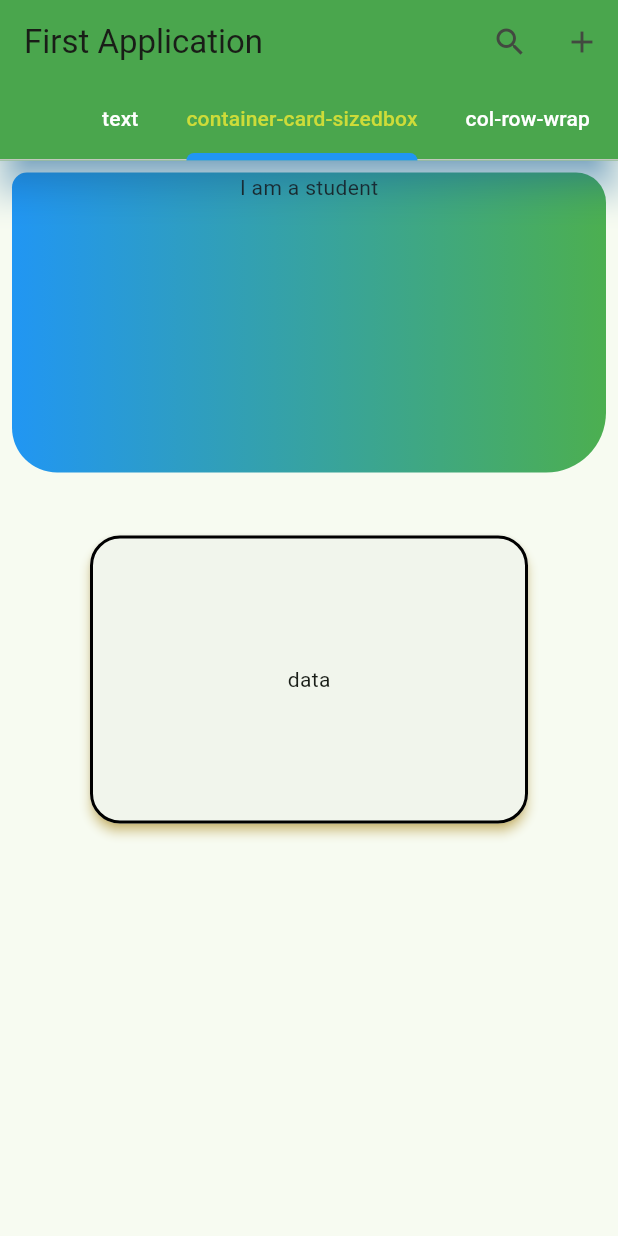
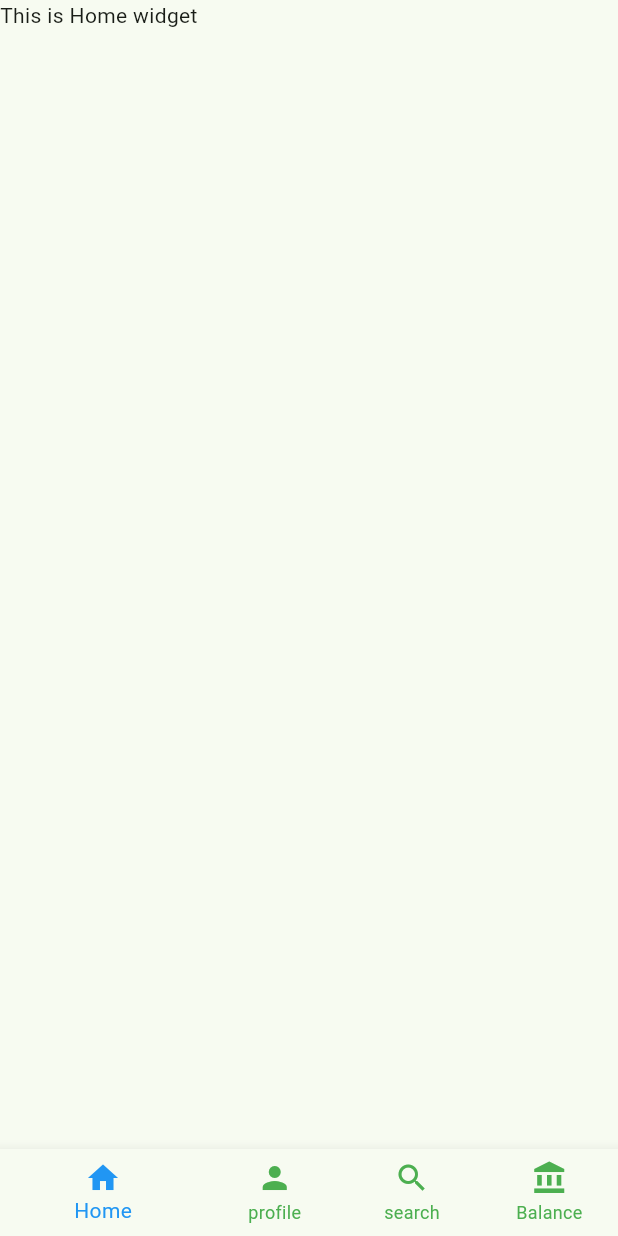
Before and after one commit to xclusiveskate/new_c, a Flutter app: the screen it shows after launch, on a phone screen of 412 x 824 dp. Run offline on Flutter 3.47's test engine with Material 2 defaults, Android fonts, the phone set to English and light mode, and no system bars.

Commit message:
bottom navigation bar

```diff
--- /dev/null
+++ b/lib/bottom_nav/main_page.dart
@@ -0,0 +1,99 @@
+import 'package:flutter/material.dart';
+import 'package:newc/bottom_nav/pages/acct_bal.dart';
+import 'package:newc/bottom_nav/pages/home.dart';
+import 'package:newc/bottom_nav/pages/profile.dart';
+import 'package:newc/bottom_nav/pages/search.dart';
+
+class BottomNav extends StatefulWidget {
+  const BottomNav({super.key});
+
+  @override
+  State<BottomNav> createState() => _BottomNavState();
+}
+
+class _BottomNavState extends State<BottomNav> {
+  int currentIndex = 0;
+  List pages = [Home(), Profile(), Search(), Accountbalance()];
+  @override
+  Widget build(BuildContext context) {
+    return Scaffold(
+      body: pages[currentIndex],
+      bottomNavigationBar: BottomNavigationBar(
+        currentIndex: currentIndex,
+        onTap: (index) {
+          setState(() {
+            currentIndex = index;
+          });
+        },
+        // type: BottomNavigationBarType.shifting,
+        backgroundColor: Colors.blue,
+        showUnselectedLabels: true,
+        selectedItemColor: Colors.blue,
+        unselectedItemColor: Colors.green,
+        items: const [
+          BottomNavigationBarItem(icon: Icon(Icons.home), label: "Home"),
+          BottomNavigationBarItem(icon: Icon(Icons.person), label: "profile"),
+          BottomNavigationBarItem(icon: Icon(Icons.search), label: "search"),
+          BottomNavigationBarItem(
+              icon: Icon(Icons.account_balance), label: "Balance"),
+        ],
+      ),
+    );
+  }
+}
+
+class NewBottomNavBar extends StatefulWidget {
+  const NewBottomNavBar({super.key});
+
+  @override
+  State<NewBottomNavBar> createState() => _NewBottomNavBarState();
+}
+
+class _NewBottomNavBarState extends State<NewBottomNavBar> {
+  int currentIndex = 0;
+  List<Widget> pages = [Home(), Profile(), Search(), Accountbalance()];
+  PageController pager = PageController();
+
+  @override
+  void dispose() {
+    pager.dispose();
+    super.dispose();
+  }
+
+  @override
+  Widget build(BuildContext context) {
+    return Scaffold(
+      body: PageView(
+        controller: pager,
+        children: pages,
+        onPageChanged: (index) {
+          setState(() {
+            // pager.jumpToPage(index);
+            currentIndex = index;
+          });
+        },
+      ),
+      bottomNavigationBar: BottomNavigationBar(
+        currentIndex: currentIndex,
+        onTap: (index) {
+          setState(() {
+            currentIndex = index;
+            pager.jumpToPage(index);
+          });
+        },
+        // type: BottomNavigationBarType.shifting,
+        backgroundColor: Colors.blue,
+        showUnselectedLabels: true,
+        selectedItemColor: Colors.blue,
+        unselectedItemColor: Colors.green,
+        items: const [
+          BottomNavigationBarItem(icon: Icon(Icons.home), label: "Home"),
+          BottomNavigationBarItem(icon: Icon(Icons.person), label: "profile"),
+          BottomNavigationBarItem(icon: Icon(Icons.search), label: "search"),
+          BottomNavigationBarItem(
+              icon: Icon(Icons.account_balance), label: "Balance"),
+        ],
+      ),
+    );
+  }
+}
--- /dev/null
+++ b/lib/bottom_nav/pages/acct_bal.dart
@@ -0,0 +1,12 @@
+import 'package:flutter/material.dart';
+
+class Accountbalance extends StatelessWidget {
+  const Accountbalance({super.key});
+
+  @override
+  Widget build(BuildContext context) {
+    return Container(
+      child: Text("This is Account balance widget"),
+    );
+  }
+}
--- /dev/null
+++ b/lib/bottom_nav/pages/home.dart
@@ -0,0 +1,12 @@
+import 'package:flutter/material.dart';
+
+class Home extends StatelessWidget {
+  const Home({super.key});
+
+  @override
+  Widget build(BuildContext context) {
+    return Container(
+      child: Text("This is Home widget"),
+    );
+  }
+}
--- /dev/null
+++ b/lib/bottom_nav/pages/profile.dart
@@ -0,0 +1,12 @@
+import 'package:flutter/material.dart';
+
+class Profile extends StatelessWidget {
+  const Profile({super.key});
+
+  @override
+  Widget build(BuildContext context) {
+    return Container(
+      child: Text("This is Profile widget"),
+    );
+  }
+}
--- /dev/null
+++ b/lib/bottom_nav/pages/search.dart
@@ -0,0 +1,12 @@
+import 'package:flutter/material.dart';
+
+class Search extends StatelessWidget {
+  const Search({super.key});
+
+  @override
+  Widget build(BuildContext context) {
+    return Container(
+      child: Text("This is Search widget"),
+    );
+  }
+}
--- a/lib/main.dart
+++ b/lib/main.dart
@@ -1,5 +1,5 @@
 import 'package:flutter/material.dart';
-
+import 'package:newc/bottom_nav/main_page.dart';
 
 import 'appBar_widets/app_bar.dart';
 
@@ -19,7 +19,7 @@ class MyApp extends StatelessWidget {
         colorScheme: ColorScheme.fromSeed(seedColor: Colors.green),
         useMaterial3: true,
       ),
-      home:const MyAppBar(),
+      home: NewBottomNavBar(),
     );
   }
 }
```
